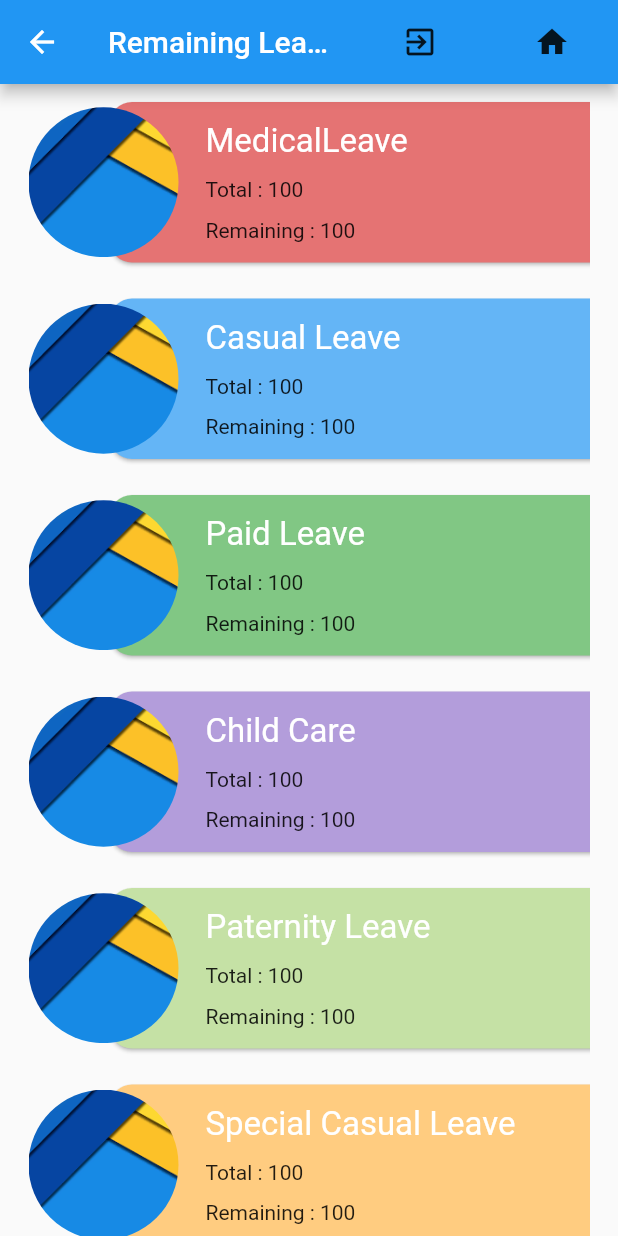
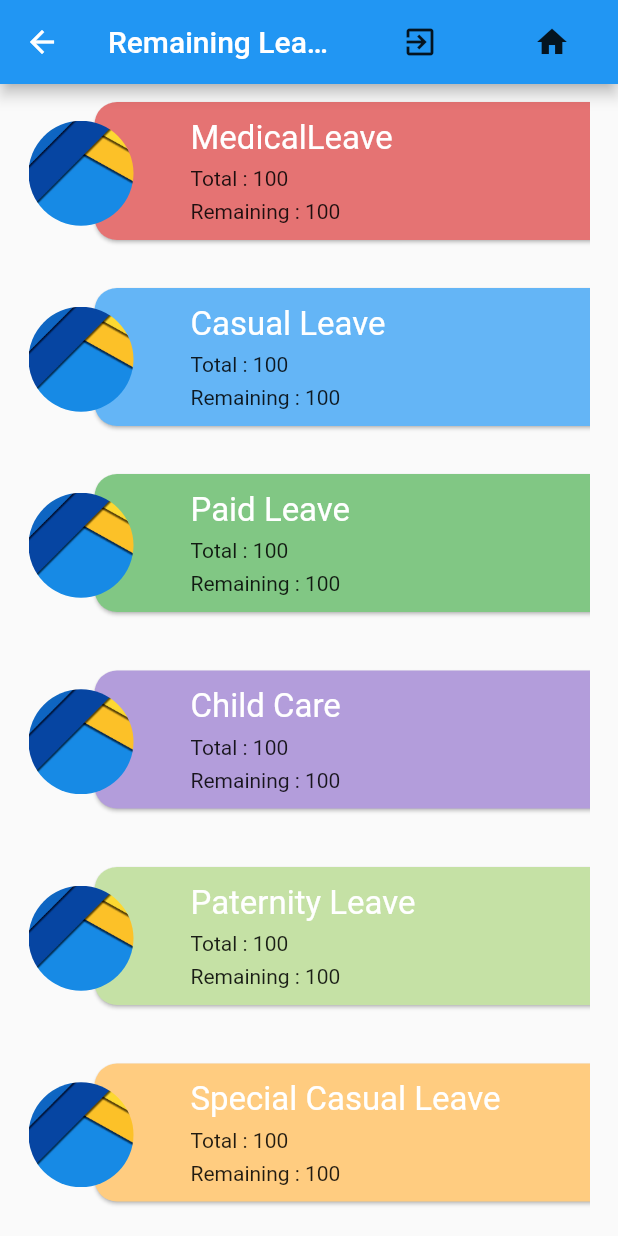
Before and after one commit to thecodepapaya/Faculty-Leave-Management, a Flutter app: the RemainingLeaves screen opened directly, on a phone screen of 412 x 824 dp. Run offline on Flutter 3.47's test engine with Material 2 defaults, Android fonts, the phone set to English and light mode, and no system bars; our stand-ins replace cloud_firestore, datetime_picker_formfield, firebase_auth, google_sign_in, pdf, printing and 1 more; accounts and stored records are empty; statements that could not run were skipped.

Commit message:
Minor changes ui

```diff
--- a/lib/Screens/leaveForm.dart
+++ b/lib/Screens/leaveForm.dart
@@ -77,6 +77,7 @@ class _LeaveFormState extends State<LeaveForm> {
                         "name": GlobalVariables.user.displayName,
                         "checked": false,
                         "granted": false,
+                        "type": _leaveType
                       }).then((onValue) {
                         Navigator.pop(context);
                         Navigator.pop(context);
--- a/lib/Screens/remainingLeaves.dart
+++ b/lib/Screens/remainingLeaves.dart
@@ -9,8 +9,8 @@ class RemainingLeaves extends StatefulWidget {
 class _RemainingLeavesState extends State<RemainingLeaves> {
   Widget get image1 {
     return Container(
-      width: 100.0,
-      height: 100.0,
+      width: 70.0,
+      height: 70.0,
       decoration: BoxDecoration(
         shape: BoxShape.circle,
         image: DecorationImage(
@@ -24,7 +24,7 @@ class _RemainingLeavesState extends State<RemainingLeaves> {
   Widget detailsCard(String title, Color dikh) {
     return Container(
       width: 450,
-      height: 115.0,
+      height: 100.0,
       child: Card(
         shape: RoundedRectangleBorder(
           borderRadius: BorderRadius.circular(15.0),
@@ -69,10 +69,26 @@ class _RemainingLeavesState extends State<RemainingLeaves> {
                 child: Stack(
                   children: <Widget>[
                     Positioned(
-                      left: 50.0,
+                      left: 40.0,
                       child: detailsCard("MedicalLeave", Colors.red[300]),
                     ),
-                    Positioned(top: 7.5, child: image1),
+                    Positioned(top: 16.5, child: image1),
+                  ],
+                ),
+              ),
+            ),
+            Padding(
+              padding:
+                  const EdgeInsets.symmetric(horizontal: 19.0, vertical: 1.0),
+              child: Container(
+                height: 115,
+                child: Stack(
+                  children: <Widget>[
+                    Positioned(
+                      left: 40.0,
+                      child: detailsCard("Casual Leave", Colors.blue[300]),
+                    ),
+                    Positioned(top: 16.5, child: image1),
                   ],
                 ),
               ),
@@ -85,10 +101,10 @@ class _RemainingLeavesState extends State<RemainingLeaves> {
                 child: Stack(
                   children: <Widget>[
                     Positioned(
-                      left: 50.0,
-                      child: detailsCard("Casual Leave", Colors.blue[300]),
+                      left: 40.0,
+                      child: detailsCard("Paid Leave", Colors.green[300]),
                     ),
-                    Positioned(top: 7.5, child: image1),
+                    Positioned(top: 16.5, child: image1),
                   ],
                 ),
               ),
@@ -101,10 +117,10 @@ class _RemainingLeavesState extends State<RemainingLeaves> {
                 child: Stack(
                   children: <Widget>[
                     Positioned(
-                      left: 50.0,
-                      child: detailsCard("Paid Leave", Colors.green[300]),
+                      left: 40.0,
+                      child: detailsCard("Child Care", Colors.deepPurple[200]),
                     ),
-                    Positioned(top: 7.5, child: image1),
+                    Positioned(top: 16.5, child: image1),
                   ],
                 ),
               ),
@@ -117,10 +133,11 @@ class _RemainingLeavesState extends State<RemainingLeaves> {
                 child: Stack(
                   children: <Widget>[
                     Positioned(
-                      left: 50.0,
-                      child: detailsCard("Child Care", Colors.deepPurple[200]),
+                      left: 40.0,
+                      child: detailsCard(
+                          "Paternity Leave", Colors.lightGreen[200]),
                     ),
-                    Positioned(top: 7.5, child: image1),
+                    Positioned(top: 16.5, child: image1),
                   ],
                 ),
               ),
@@ -133,11 +150,11 @@ class _RemainingLeavesState extends State<RemainingLeaves> {
                 child: Stack(
                   children: <Widget>[
                     Positioned(
-                      left: 50.0,
+                      left: 40.0,
                       child: detailsCard(
-                          "Paternity Leave", Colors.lightGreen[200]),
+                          "Special Casual Leave", Colors.orange[200]),
                     ),
-                    Positioned(top: 7.5, child: image1),
+                    Positioned(top: 16.5, child: image1),
                   ],
                 ),
               ),
@@ -150,11 +167,10 @@ class _RemainingLeavesState extends State<RemainingLeaves> {
                 child: Stack(
                   children: <Widget>[
                     Positioned(
-                      left: 50.0,
-                      child: detailsCard(
-                          "Special Casual Leave", Colors.orange[200]),
+                      left: 40.0,
+                      child: detailsCard("Vacation Leave", Colors.red[300]),
                     ),
-                    Positioned(top: 7.5, child: image1),
+                    Positioned(top: 16.5, child: image1),
                   ],
                 ),
               ),
@@ -167,10 +183,10 @@ class _RemainingLeavesState extends State<RemainingLeaves> {
                 child: Stack(
                   children: <Widget>[
                     Positioned(
-                      left: 50.0,
-                      child: detailsCard("Vacation Leave", Colors.red[300]),
+                      left: 40.0,
+                      child: detailsCard("Extra ordinary", Colors.blue[300]),
                     ),
-                    Positioned(top: 7.5, child: image1),
+                    Positioned(top: 16.5, child: image1),
                   ],
                 ),
               ),
@@ -183,10 +199,10 @@ class _RemainingLeavesState extends State<RemainingLeaves> {
                 child: Stack(
                   children: <Widget>[
                     Positioned(
-                      left: 50.0,
-                      child: detailsCard("Extra ordinary", Colors.blue[300]),
+                      left: 40.0,
+                      child: detailsCard("Leave not due", Colors.green[300]),
                     ),
-                    Positioned(top: 7.5, child: image1),
+                    Positioned(top: 16.5, child: image1),
                   ],
                 ),
               ),
@@ -199,10 +215,10 @@ class _RemainingLeavesState extends State<RemainingLeaves> {
                 child: Stack(
                   children: <Widget>[
                     Positioned(
-                      left: 50.0,
-                      child: detailsCard("Leave not due", Colors.green[300]),
+                      left: 40.0,
+                      child: detailsCard("Lien", Colors.deepPurple[200]),
                     ),
-                    Positioned(top: 7.5, child: image1),
+                    Positioned(top: 16.5, child: image1),
                   ],
                 ),
               ),
@@ -215,10 +231,11 @@ class _RemainingLeavesState extends State<RemainingLeaves> {
                 child: Stack(
                   children: <Widget>[
                     Positioned(
-                      left: 50.0,
-                      child: detailsCard("Lien", Colors.deepPurple[200]),
+                      left: 40.0,
+                      child: detailsCard(
+                          "Sabattial Leave", Colors.lightGreen[200]),
                     ),
-                    Positioned(top: 7.5, child: image1),
+                    Positioned(top: 16.5, child: image1),
                   ],
                 ),
               ),
@@ -231,27 +248,10 @@ class _RemainingLeavesState extends State<RemainingLeaves> {
                 child: Stack(
                   children: <Widget>[
                     Positioned(
-                      left: 50.0,
-                      child: detailsCard(
-                          "Sabattial Leave", Colors.lightGreen[200]),
-                    ),
-                    Positioned(top: 7.5, child: image1),
-                  ],
-                ),
-              ),
-            ),
-            Padding(
-              padding:
-                  const EdgeInsets.symmetric(horizontal: 19.0, vertical: 8.0),
-              child: Container(
-                height: 115,
-                child: Stack(
-                  children: <Widget>[
-                    Positioned(
-                      left: 50.0,
+                      left: 40.0,
                       child: detailsCard("Special Leave", Colors.orange[200]),
                     ),
-                    Positioned(top: 7.5, child: image1),
+                    Positioned(top: 16.5, child: image1),
                   ],
                 ),
               ),
```
